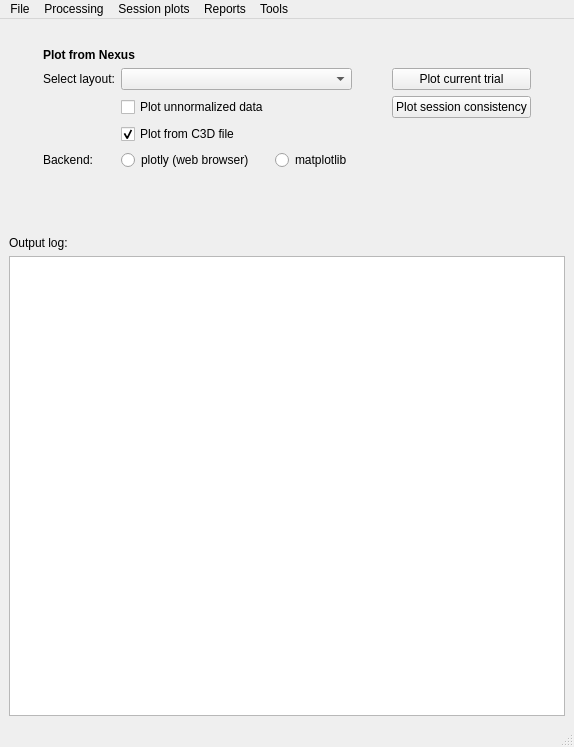
First picture: the form in gaitutils/gui/gaitmenu.ui, repository NCH-Motion-Laboratory/gaitutils, before the edit.
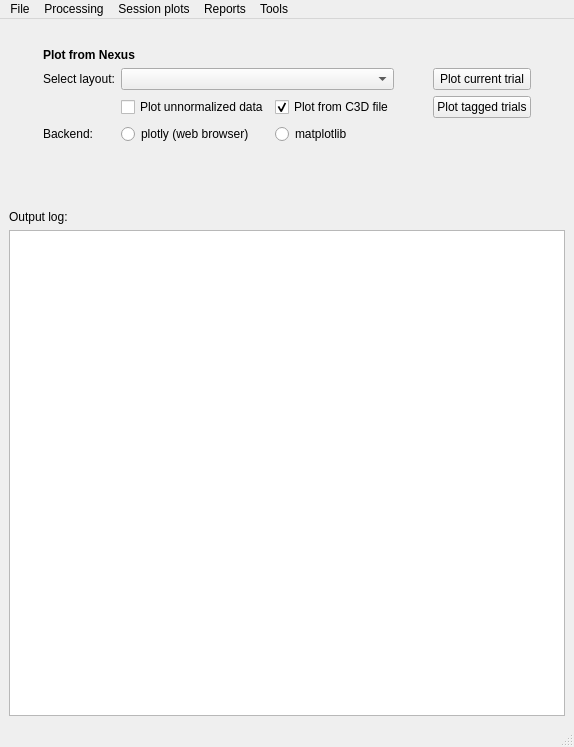
Second picture: the form after the edit.

```diff
--- a/gaitutils/gui/gaitmenu.ui
+++ b/gaitutils/gui/gaitmenu.ui
@@ -42,7 +42,7 @@
          </sizepolicy>
         </property>
         <property name="text">
-         <string>Plot session consistency</string>
+         <string>Plot tagged trials</string>
         </property>
        </widget>
       </item>
@@ -171,16 +171,6 @@
         </property>
        </widget>
       </item>
-      <item row="6" column="2">
-       <widget class="QCheckBox" name="xbPlotFromC3D">
-        <property name="text">
-         <string>Plot from C3D file</string>
-        </property>
-        <property name="checked">
-         <bool>true</bool>
-        </property>
-       </widget>
-      </item>
       <item row="7" column="1">
        <widget class="QLabel" name="label">
         <property name="text">
@@ -195,6 +185,16 @@
         </property>
        </widget>
       </item>
+      <item row="5" column="3">
+       <widget class="QCheckBox" name="xbPlotFromC3D">
+        <property name="text">
+         <string>Plot from C3D file</string>
+        </property>
+        <property name="checked">
+         <bool>true</bool>
+        </property>
+       </widget>
+      </item>
      </layout>
     </item>
     <item>
```
